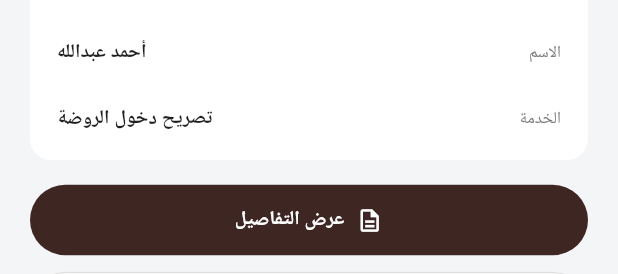
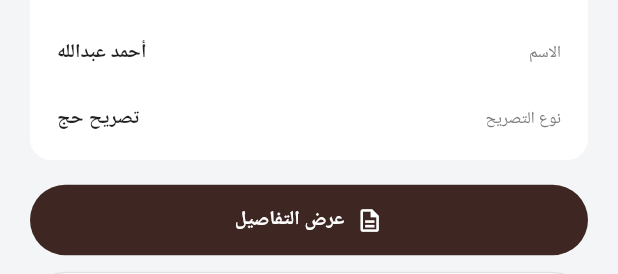
Before and after one commit to eiman60/emanPhase2, a Flutter app: the _ScanSuccessSheet widget shown alone on an empty page, opened directly, on a phone screen of 412 x 824 dp. Shown: the part 302-576 px from the top of the screen. Run offline on Flutter 3.47's test engine with Material 3 defaults, Android fonts, the phone set to English and light mode, and no system bars; our stand-ins replace connectivity_plus, flutter_map, geolocator, google_fonts, latlong2, sqflite; missing offline and left inert: maps_toolkit, mobile_scanner; accounts and stored records are empty; network calls fail; Roboto replaces fonts that are missing (Almarai).

Commit message:
Update scan info row to نوع التصريح: تصريح حج

```diff
--- a/lib/pages/qr_scanner_page.dart
+++ b/lib/pages/qr_scanner_page.dart
@@ -398,7 +398,7 @@ class _ScanSuccessSheet extends StatelessWidget {
                   _DashedDivider(),
                   _InfoRow(label: 'الاسم', value: 'أحمد عبدالله'),
                   _DashedDivider(),
-                  _InfoRow(label: 'الخدمة', value: 'تصريح دخول الروضة'),
+                  _InfoRow(label: 'نوع التصريح', value: 'تصريح حج'),
                 ],
               ),
             ),
```
